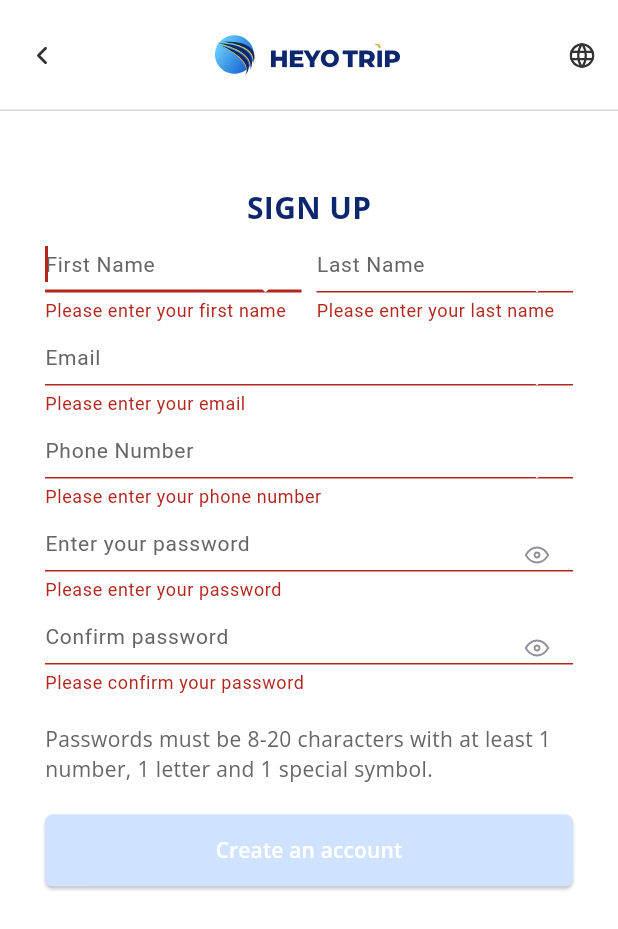
After one commit to hieuu123/HeyYoTrip, a Flutter app: the SignUpScreen screen opened by its route, after a tap on "Create an account", on a phone screen of 412 x 824 dp. The commit adds this screen. Shown: the top 929 px of the screen. Run offline on Flutter 3.47's test engine with Material 3 defaults, Android fonts, the phone set to English and light mode, and no system bars; our stand-ins replace cloud_firestore, firebase_auth, firebase_core, flutter_bloc, flutter_svg, go_router; accounts and stored records are empty.

Commit message:
done login + signup + load data from firebase to profile

```diff
--- a/lib/common/widget/appBar.dart
+++ b/lib/common/widget/appBar.dart
@@ -20,7 +20,7 @@ class SignInAppBar extends StatelessWidget implements PreferredSizeWidget {
               width: 1,
               style: BorderStyle.solid)),
       leading: IconButton(
-          onPressed: () {},
+          onPressed: () => GoRouter.of(context).pop(),
           icon: SvgPicture.asset(
             'assets/icons/back.svg',
             width: 12,
--- a/lib/common/widget/button.dart
+++ b/lib/common/widget/button.dart
@@ -25,18 +25,16 @@ class PrimaryButtonState extends State<PrimaryButton> {
   Widget build(BuildContext context) {
     return ElevatedButton(
       onPressed: widget.onPressed,
-      child: Text(
-        '${widget.text}',
-        style: TextStyle(
-          color: widget.textColor,
-        ),
-      ),
       style: ButtonStyle(
           backgroundColor: WidgetStateProperty.resolveWith<Color>(
             (states) => widget.isReady ? widget.color : const Color(0xFFCFE2FF),
           ),
           shape: WidgetStateProperty.all(
               RoundedRectangleBorder(borderRadius: BorderRadius.circular(5)))),
+      child: SubHeadingText(
+        text: widget.text,
+        color: Colors.white,
+      ),
     );
   }
 }
--- a/lib/common/widget/textfield.dart
+++ b/lib/common/widget/textfield.dart
@@ -8,15 +8,22 @@ class AppTextFormField extends StatefulWidget {
   final String prefixIcon;
   final String suffixIcon;
   final String? Function(String?)? validator;
-  // final Function(String)? onChanged;
+  final bool hasPrefix;
+  final TextInputAction? textInputAction;
+  final Function(String)? onFieldSubmitted;
+  final FocusNode? focusNode;
 
   const AppTextFormField(
-      {required this.prefixIcon,
+      {this.prefixIcon = 'assets/icons/person.svg',
       this.hintText = '',
       required this.controller,
       this.isPassword = false,
       this.suffixIcon = 'assets/icons/blank.svg',
       this.validator,
+      this.hasPrefix = true,
+      this.textInputAction,
+      this.onFieldSubmitted,
+      this.focusNode,
       super.key});
 
   @override
@@ -32,8 +39,12 @@ class AppTextFormFieldState extends State<AppTextFormField> {
       controller: widget.controller,
       validator: widget.validator,
       obscureText: widget.isPassword && !isPasswordVisible,
+      textInputAction: widget.textInputAction,
+      onFieldSubmitted: widget.onFieldSubmitted,
+      focusNode: widget.focusNode,
       decoration: InputDecoration(
-          prefixIcon: SizedBox(
+          prefixIcon: widget.hasPrefix
+              ? SizedBox(
                   height: 32,
                   width: 32,
                   child: Padding(
@@ -43,7 +54,8 @@ class AppTextFormFieldState extends State<AppTextFormField> {
                       width: 10,
                     ),
                   ),
-          ),
+                )
+              : null,
           suffixIcon: widget.isPassword
               ? IconButton(
                   icon: isPasswordVisible
--- a/lib/config/router.dart
+++ b/lib/config/router.dart
@@ -3,7 +3,8 @@ import 'package:heyyo_trip/modules/homepage/help_center/view/help_center_details
 import 'package:heyyo_trip/modules/homepage/help_center/view/help_center_screen.dart';
 import 'package:heyyo_trip/modules/homepage/hot_deals/view/promotion_code_details.dart';
 import 'package:heyyo_trip/modules/homepage/hot_deals/view/special_campaign_details.dart';
-import 'package:heyyo_trip/modules/homepage/login/view/login_screens.dart';
+import 'package:heyyo_trip/modules/homepage/login/view/login_screen.dart';
+import 'package:heyyo_trip/modules/homepage/login/view/signup_screen.dart';
 import 'package:heyyo_trip/modules/homepage/main/view/main_screen.dart';
 import 'package:heyyo_trip/modules/homepage/help_center/enum/help_center_enum.dart';
 import 'package:heyyo_trip/modules/homepage/profile/view/edit_profile_screen.dart';
@@ -11,7 +12,7 @@ import 'package:heyyo_trip/modules/homepage/profile/view/profile_screen.dart';
 import 'package:heyyo_trip/modules/hotel/search/view/search_screen.dart';
 import 'package:heyyo_trip/modules/hotel/search/view/select_date_screen.dart';
 
-final router = GoRouter(initialLocation: '/', routes: [
+final router = GoRouter(initialLocation: '/login', routes: [
   GoRoute(
     path: '/login',
     builder: (context, state) => const LoginScreen(),
@@ -79,11 +80,10 @@ final router = GoRouter(initialLocation: '/', routes: [
     pageBuilder: (context, state) =>
         const NoTransitionPage(child: SelectDateScreen()),
   ),
-  // GoRoute(
-  //   path: '/hotel/search/select-date',
-  //   builder: (context, state) => BlocProvider.value(
-  //     value: state.extra as SearchDateBloc,
-  //     child: const SelectDateScreen(),
-  //   ),
-  // ),
+  GoRoute(
+    path: '/signup',
+    builder: (context, state) => const SignUpScreen(),
+    pageBuilder: (context, state) =>
+        const NoTransitionPage(child: SignUpScreen()),
+  ),
 ]);
--- /dev/null
+++ b/lib/modules/homepage/login/view/signup_screen.dart
@@ -0,0 +1,356 @@
+import 'package:flutter/material.dart';
+import 'package:flutter_svg/flutter_svg.dart';
+import 'package:heyyo_trip/common/widget/appbar.dart';
+import 'package:heyyo_trip/common/widget/button.dart';
+import 'package:heyyo_trip/common/widget/text.dart';
+import 'package:heyyo_trip/common/widget/textfield.dart';
+import 'package:flutter_bloc/flutter_bloc.dart';
+import 'package:heyyo_trip/blocs/auth/auth_bloc.dart';
+import 'package:heyyo_trip/blocs/auth/auth_state.dart';
+import 'package:heyyo_trip/blocs/auth/auth_event.dart';
+import 'package:go_router/go_router.dart';
+
+class SignUpScreen extends StatefulWidget {
+  const SignUpScreen({super.key});
+
+  @override
+  State<SignUpScreen> createState() => SignUpScreenState();
+}
+
+class SignUpScreenState extends State<SignUpScreen> {
+  final _formKey = GlobalKey<FormState>();
+  final firstNameController = TextEditingController();
+  final lastNameController = TextEditingController();
+  final emailController = TextEditingController();
+  final phoneController = TextEditingController();
+  final passwordController = TextEditingController();
+  final confirmPasswordController = TextEditingController();
+  ValueNotifier<bool> isInputValid = ValueNotifier(false);
+  final _focusNodes = {
+    'firstName': FocusNode(),
+    'lastName': FocusNode(),
+    'email': FocusNode(),
+    'phone': FocusNode(),
+    'password': FocusNode(),
+    'confirmPassword': FocusNode(),
+  };
+
+  @override
+  void initState() {
+    super.initState();
+    firstNameController.addListener(updateButtonState);
+    lastNameController.addListener(updateButtonState);
+    emailController.addListener(updateButtonState);
+    phoneController.addListener(updateButtonState);
+    passwordController.addListener(updateButtonState);
+    confirmPasswordController.addListener(updateButtonState);
+
+    // Set focus ban đầu cho trường firstName
+    WidgetsBinding.instance.addPostFrameCallback((_) {
+      _focusNodes['firstName']?.requestFocus();
+    });
+  }
+
+  @override
+  void dispose() {
+    _focusNodes.values.forEach((node) => node.dispose());
+    super.dispose();
+  }
+
+  void updateButtonState() {
+    isInputValid.value = firstNameController.text.isNotEmpty &&
+        lastNameController.text.isNotEmpty &&
+        emailController.text.isNotEmpty &&
+        phoneController.text.isNotEmpty &&
+        passwordController.text.isNotEmpty &&
+        confirmPasswordController.text.isNotEmpty;
+  }
+
+  String? validatePassword(String? value) {
+    if (value == null || value.isEmpty) {
+      return 'Please enter your password';
+    }
+    if (value.length < 8 || value.length > 20) {
+      return 'Password must be between 8-20 characters';
+    }
+    if (!RegExp(r'[0-9]').hasMatch(value)) {
+      return 'Password must contain at least 1 number';
+    }
+    if (!RegExp(r'[a-zA-Z]').hasMatch(value)) {
+      return 'Password must contain at least 1 letter';
+    }
+    if (!RegExp(r'[!@#$%^&*(),.?":{}|<>]').hasMatch(value)) {
+      return 'Password must contain at least 1 special symbol';
+    }
+    return null;
+  }
+
+  @override
+  Widget build(BuildContext context) {
+    final maxWidth = MediaQuery.of(context).size.width;
+    return BlocListener<AuthBloc, AuthState>(
+      listener: (context, state) {
+        if (state is AuthSuccess) {
+          context.go('/');
+        }
+      },
+      child: Scaffold(
+        backgroundColor: Colors.white,
+        appBar: const SignInAppBar(),
+        body: SingleChildScrollView(
+          child: Center(
+            child: Column(
+              children: [
+                const Padding(
+                  padding: EdgeInsets.only(top: 50, bottom: 20),
+                  child: HeadingText(text: 'SIGN UP'),
+                ),
+                Form(
+                  key: _formKey,
+                  child: Column(
+                    children: [
+                      Padding(
+                        padding: const EdgeInsets.symmetric(horizontal: 20),
+                        child: SizedBox(
+                          width: maxWidth - 60,
+                          height: 42,
+                          child: Row(
+                            children: [
+                              Expanded(
+                                child: SizedBox(
+                                  height: 42,
+                                  child: AppTextFormField(
+                                    hasPrefix: false,
+                                    controller: firstNameController,
+                                    isPassword: false,
+                                    hintText: 'First Name',
+                                    textInputAction: TextInputAction.next,
+                                    focusNode: _focusNodes['firstName'],
+                                    onFieldSubmitted: (_) {
+                                      _focusNodes['lastName']?.requestFocus();
+                                    },
+                                    validator: (value) {
+                                      if (value == null || value.isEmpty) {
+                                        return 'Please enter your first name';
+                                      }
+                                      return null;
+                                    },
+                                  ),
+                                ),
+                              ),
+                              const SizedBox(width: 10),
+                              Expanded(
+                                child: SizedBox(
+                                  height: 42,
+                                  child: AppTextFormField(
+                                    hasPrefix: false,
+                                    controller: lastNameController,
+                                    isPassword: false,
+                                    hintText: 'Last Name',
+                                    textInputAction: TextInputAction.next,
+                                    focusNode: _focusNodes['lastName'],
+                                    onFieldSubmitted: (_) {
+                                      _focusNodes['email']?.requestFocus();
+                                    },
+                                    validator: (value) {
+                                      if (value == null || value.isEmpty) {
+                                        return 'Please enter your last name';
+                                      }
+                                      return null;
+                                    },
+                                  ),
+                                ),
+                              ),
+                            ],
+                          ),
+                        ),
+                      ),
+                      Padding(
+                        padding: const EdgeInsets.only(top: 20.0),
+                        child: SizedBox(
+                          width: maxWidth - 60,
+                          height: 42,
+                          child: AppTextFormField(
+                            hasPrefix: false,
+                            controller: emailController,
+                            isPassword: false,
+                            hintText: 'Email',
+                            textInputAction: TextInputAction.next,
+                            focusNode: _focusNodes['email'],
+                            onFieldSubmitted: (_) {
+                              _focusNodes['phone']?.requestFocus();
+                            },
+                            validator: (value) {
+                              if (value == null || value.isEmpty) {
+                                return 'Please enter your email';
+                              } else if (!RegExp(r'^[^@]+@[^@]+\.[^@]+')
+                                  .hasMatch(value)) {
+                                return 'Please enter a valid email';
+                              }
+                              return null;
+                            },
+                          ),
+                        ),
+                      ),
+                      Padding(
+                        padding: const EdgeInsets.only(top: 20.0),
+                        child: SizedBox(
+                          width: maxWidth - 60,
+                          height: 42,
+                          child: AppTextFormField(
+                            hasPrefix: false,
+                            controller: phoneController,
+                            isPassword: false,
+                            hintText: 'Phone Number',
+                            textInputAction: TextInputAction.next,
+                            focusNode: _focusNodes['phone'],
+                            onFieldSubmitted: (_) {
+                              _focusNodes['password']?.requestFocus();
+                            },
+                            validator: (value) {
+                              if (value == null || value.isEmpty) {
+                                return 'Please enter your phone number';
+                              } else if (!RegExp(r'^\d{10,11}$')
+                                  .hasMatch(value)) {
+                                return 'Please enter a valid phone number';
+                              }
+                              return null;
+                            },
+                          ),
+                        ),
+                      ),
+                      Padding(
+                        padding: const EdgeInsets.only(top: 20.0),
+                        child: SizedBox(
+                          width: maxWidth - 60,
+                          height: 42,
+                          child: AppTextFormField(
+                            hasPrefix: false,
+                            controller: passwordController,
+                            isPassword: true,
+                            hintText: 'Enter your password',
+                            textInputAction: TextInputAction.next,
+                            focusNode: _focusNodes['password'],
+                            onFieldSubmitted: (_) {
+                              _focusNodes['confirmPassword']?.requestFocus();
+                            },
+                            validator: validatePassword,
+                          ),
+                        ),
+                      ),
+                      Padding(
+                        padding: const EdgeInsets.only(top: 20.0),
+                        child: SizedBox(
+                          width: maxWidth - 60,
+                          height: 42,
+                          child: AppTextFormField(
+                            hasPrefix: false,
+                            controller: confirmPasswordController,
+                            isPassword: true,
+                            hintText: 'Confirm password',
+                            textInputAction: TextInputAction.done,
+                            focusNode: _focusNodes['confirmPassword'],
+                            onFieldSubmitted: (_) {
+                              if (_formKey.currentState!.validate()) {
+                                context.read<AuthBloc>().add(
+                                      RegisterEvent(
+                                        firstName: firstNameController.text,
+                                        lastName: lastNameController.text,
+                                        email: emailController.text,
+                                        phone: phoneController.text,
+                                        password: passwordController.text,
+                                      ),
+                                    );
+                              }
+                            },
+                            validator: (value) {
+                              if (value == null || value.isEmpty) {
+                                return 'Please confirm your password';
+                              } else if (value != passwordController.text) {
+                                return 'Passwords do not match';
+                              }
+                              return null;
+                            },
+                          ),
+                        ),
+                      ),
+                      SizedBox(
+                        width: maxWidth - 60,
+                        child: const Padding(
+                          padding: EdgeInsets.only(top: 20),
+                          child: BodyText(
+                            text:
+                                'Passwords must be 8-20 characters with at least 1 number, 1 letter and 1 special symbol.',
+                          ),
+                        ),
+                      ),
+                      Padding(
+                        padding: const EdgeInsets.only(top: 20.0),
+                        child: ValueListenableBuilder(
+                          valueListenable: isInputValid,
+                          builder: (context, isReady, child) {
+                            return Column(
+                              children: [
+                                SizedBox(
+                                  width: maxWidth - 60,
+                                  height: 48,
+                                  child: BlocBuilder<AuthBloc, AuthState>(
+                                    builder: (context, state) {
+                                      return PrimaryButton(
+                                        text: state is AuthLoading
+                                            ? 'Loading...'
+                                            : 'Create an account',
+                                        isReady: isReady && state is! AuthLoading,
+                                        onPressed: () {
+                                          if (_formKey.currentState!.validate()) {
+                                            context.read<AuthBloc>().add(
+                                                  RegisterEvent(
+                                                    firstName:
+                                                        firstNameController.text,
+                                                    lastName:
+                                                        lastNameController.text,
+                                                    email: emailController.text,
+                                                    phone: phoneController.text,
+                                                    password:
+                                                        passwordController.text,
+                                                  ),
+                                                );
+                                          }
+                                        },
+                                      );
+                                    },
+                                  ),
+                                ),
+                                BlocBuilder<AuthBloc, AuthState>(
+                                  builder: (context, state) {
+                                    if (state is AuthFailure) {
+                                      return const Padding(
+                                        padding: EdgeInsets.only(top: 10),
+                                        child: Text(
+                                          'Email already in use',
+                                          style: TextStyle(
+                                            color: Colors.red,
+                                            fontSize: 14,
+                                          ),
+                                        ),
+                                      );
+                                    }
+                                    return const SizedBox.shrink();
+                                  },
+                                ),
+                              ],
+                            );
+                          },
+                        ),
+                      ),
+                    ],
+                  ),
+                ),
+              ],
+            ),
+          ),
+        ),
+      ),
+    );
+  }
+}
--- a/lib/modules/homepage/profile/blocs/profile_bloc.dart
+++ b/lib/modules/homepage/profile/blocs/profile_bloc.dart
@@ -1,6 +1,8 @@
-import 'package:flutter_bloc/flutter_bloc.dart';
+import 'package:cloud_firestore/cloud_firestore.dart';
+import 'package:firebase_auth/firebase_auth.dart';
 import 'profile_event.dart';
 import 'profile_state.dart';
+import 'package:flutter_bloc/flutter_bloc.dart';
 
 class ProfileBloc extends Bloc<ProfileEvent, ProfileState> {
   ProfileBloc() : super(ProfileState.initial()) {
@@ -16,5 +18,34 @@ class ProfileBloc extends Bloc<ProfileEvent, ProfileState> {
         countryCode: event.countryCode,
       ));
     });
+
+    on<LoadProfileFromFirestore>((event, emit) async {
+      final uid = FirebaseAuth.instance.currentUser?.uid;
+      if (uid == null) return;
+
+      try {
+        final snapshot =
+            await FirebaseFirestore.instance.collection('users').doc(uid).get();
+        final data = snapshot.data();
+
+        if (data != null) {
+          final name = '${data['lastName']} ${data['firstName']}';
+          final email = data['email'] ?? '';
+          final phone = data['phone'] ?? '';
+
+          emit(state.copyWith(
+            name: name,
+            email: email,
+            phone: phone,
+          ));
+        } else {
+          print('⚠️ No data found for uid $uid, using default state.');
+          emit(ProfileState.initial()); // fallback nếu không tìm thấy document
+        }
+      } catch (e) {
+        print('❌ Error loading profile: $e');
+        emit(ProfileState.initial()); // fallback nếu có lỗi khi fetch
+      }
+    });
   }
 }
--- a/lib/modules/homepage/profile/blocs/profile_event.dart
+++ b/lib/modules/homepage/profile/blocs/profile_event.dart
@@ -21,3 +21,5 @@ class UpdateProfile extends ProfileEvent {
     required this.countryCode,
   });
 }
+
+class LoadProfileFromFirestore extends ProfileEvent {}
--- a/lib/modules/hotel/search/widget/recent_search_section.dart
+++ b/lib/modules/hotel/search/widget/recent_search_section.dart
@@ -67,7 +67,7 @@ class RecentSearchCard extends StatelessWidget {
   Widget build(BuildContext context) {
     final maxWidth = MediaQuery.of(context).size.width;
     return Container(
-      width: maxWidth / 2.4,
+      width: maxWidth < 390 ? maxWidth / 2.2 : maxWidth / 2.4,
       height: 170,
       decoration: BoxDecoration(
           borderRadius: BorderRadius.circular(5),
--- a/pubspec.yaml
+++ b/pubspec.yaml
@@ -41,6 +41,11 @@ dependencies:
   expressions: ^0.2.5
   flutter_svg: ^2.0.10
   intl: ^0.17.0
+  firebase_core: ^3.13.0
+  firebase_auth: ^5.5.2
+  cloud_firestore: ^5.6.6
+  logging: ^1.3.0
+  flutter_logs: ^2.1.10
 
 dev_dependencies:
   flutter_test:
```
Also changed, not shown: lib/blocs/auth/auth_bloc.dart (+50 -34 lines), lib/blocs/auth/auth_event.dart (+7 -3 lines), lib/main.dart (+8 -4 lines), lib/modules/homepage/account/widget/account_widget.dart (+47 -7 lines), lib/modules/homepage/login/view/login_screen.dart (renamed from lib/modules/homepage/login/view/login_screens.dart, +27 -5 lines), lib/modules/homepage/profile/view/profile_screen.dart (+14 -1 lines), lib/modules/hotel/search/widget/search_field.dart (+5 -2 lines), firebase.json (added), lib/firebase_options.dart (added), pubspec.lock, 6 other files. Lines whose indentation alone changed are shown as unchanged.
